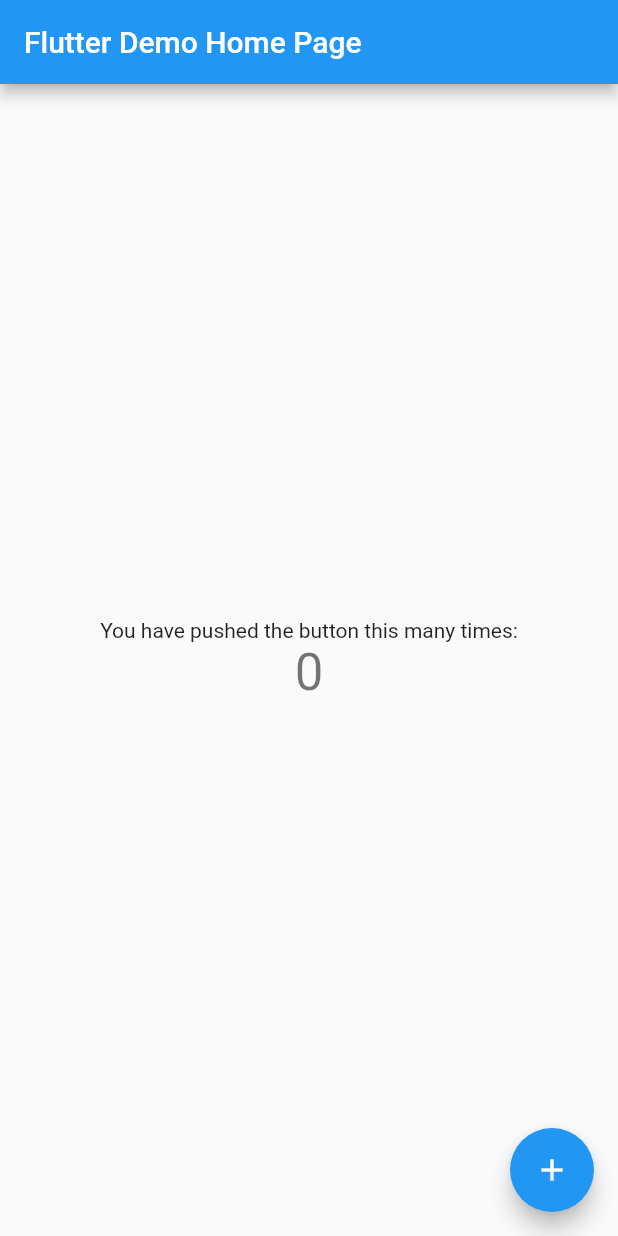
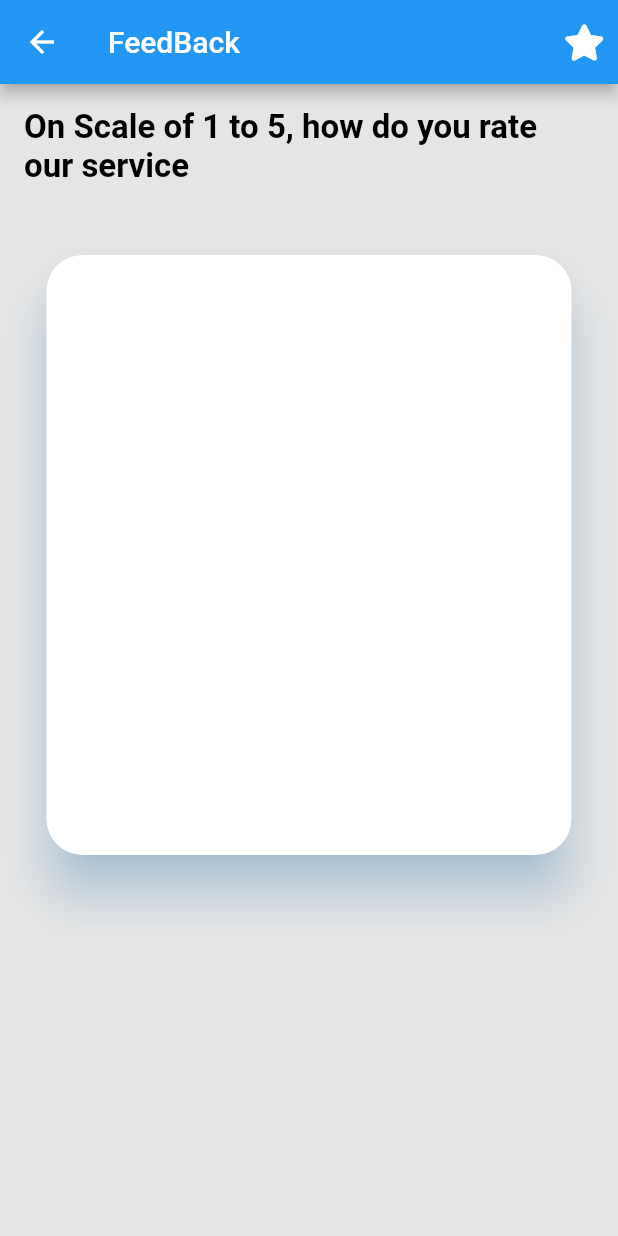
Before and after one commit to vinayakusername/FlutterHealthTechApp, a Flutter app: the screen it shows after launch, on a phone screen of 412 x 824 dp. Run offline on Flutter 3.47's test engine with Material 2 defaults, Android fonts, the phone set to English and light mode, and no system bars; our stand-ins replace font_awesome_flutter.

Commit message:
files Updated

```diff
--- a/lib/main.dart
+++ b/lib/main.dart
@@ -1,4 +1,5 @@
 import 'package:flutter/material.dart';
+import 'package:health_tech_app1/views/widget_HomePage.dart';
 
 void main() => runApp(MyApp());
 
@@ -8,104 +9,11 @@ class MyApp extends StatelessWidget {
   Widget build(BuildContext context) {
     return MaterialApp(
       title: 'Flutter Demo',
+      debugShowCheckedModeBanner: false,
       theme: ThemeData(
-        // This is the theme of your application.
-        //
-        // Try running your application with "flutter run". You'll see the
-        // application has a blue toolbar. Then, without quitting the app, try
-        // changing the primarySwatch below to Colors.green and then invoke
-        // "hot reload" (press "r" in the console where you ran "flutter run",
-        // or simply save your changes to "hot reload" in a Flutter IDE).
-        // Notice that the counter didn't reset back to zero; the application
-        // is not restarted.
         primarySwatch: Colors.blue,
       ),
-      home: MyHomePage(title: 'Flutter Demo Home Page'),
+      home: MyHomePage(),
     );
   }
 }
-
-class MyHomePage extends StatefulWidget {
-  MyHomePage({Key key, this.title}) : super(key: key);
-
-  // This widget is the home page of your application. It is stateful, meaning
-  // that it has a State object (defined below) that contains fields that affect
-  // how it looks.
-
-  // This class is the configuration for the state. It holds the values (in this
-  // case the title) provided by the parent (in this case the App widget) and
-  // used by the build method of the State. Fields in a Widget subclass are
-  // always marked "final".
-
-  final String title;
-
-  @override
-  _MyHomePageState createState() => _MyHomePageState();
-}
-
-class _MyHomePageState extends State<MyHomePage> {
-  int _counter = 0;
-
-  void _incrementCounter() {
-    setState(() {
-      // This call to setState tells the Flutter framework that something has
-      // changed in this State, which causes it to rerun the build method below
-      // so that the display can reflect the updated values. If we changed
-      // _counter without calling setState(), then the build method would not be
-      // called again, and so nothing would appear to happen.
-      _counter++;
-    });
-  }
-
-  @override
-  Widget build(BuildContext context) {
-    // This method is rerun every time setState is called, for instance as done
-    // by the _incrementCounter method above.
-    //
-    // The Flutter framework has been optimized to make rerunning build methods
-    // fast, so that you can just rebuild anything that needs updating rather
-    // than having to individually change instances of widgets.
-    return Scaffold(
-      appBar: AppBar(
-        // Here we take the value from the MyHomePage object that was created by
-        // the App.build method, and use it to set our appbar title.
-        title: Text(widget.title),
-      ),
-      body: Center(
-        // Center is a layout widget. It takes a single child and positions it
-        // in the middle of the parent.
-        child: Column(
-          // Column is also a layout widget. It takes a list of children and
-          // arranges them vertically. By default, it sizes itself to fit its
-          // children horizontally, and tries to be as tall as its parent.
-          //
-          // Invoke "debug painting" (press "p" in the console, choose the
-          // "Toggle Debug Paint" action from the Flutter Inspector in Android
-          // Studio, or the "Toggle Debug Paint" command in Visual Studio Code)
-          // to see the wireframe for each widget.
-          //
-          // Column has various properties to control how it sizes itself and
-          // how it positions its children. Here we use mainAxisAlignment to
-          // center the children vertically; the main axis here is the vertical
-          // axis because Columns are vertical (the cross axis would be
-          // horizontal).
-          mainAxisAlignment: MainAxisAlignment.center,
-          children: <Widget>[
-            Text(
-              'You have pushed the button this many times:',
-            ),
-            Text(
-              '$_counter',
-              style: Theme.of(context).textTheme.display1,
-            ),
-          ],
-        ),
-      ),
-      floatingActionButton: FloatingActionButton(
-        onPressed: _incrementCounter,
-        tooltip: 'Increment',
-        child: Icon(Icons.add),
-      ), // This trailing comma makes auto-formatting nicer for build methods.
-    );
-  }
-}
--- /dev/null
+++ b/lib/views/widget_HomePage.dart
@@ -0,0 +1,79 @@
+import 'package:flutter/material.dart';
+import 'package:font_awesome_flutter/font_awesome_flutter.dart';
+
+class MyHomePage extends StatefulWidget {
+
+
+  @override
+  _MyHomePageState createState() => _MyHomePageState();
+}
+
+class _MyHomePageState extends State<MyHomePage> {
+
+  var myFeedbackText='Could Be Better';
+  var sliderValue = 0.0;
+
+  IconData myFeedBackData = FontAwesomeIcons.sadTear;
+  Color myFeedBackColor = Colors.orange;
+
+  @override
+  Widget build(BuildContext context) {
+
+    return Scaffold(
+
+      appBar: AppBar
+      (
+        leading: IconButton(icon: Icon(Icons.arrow_back), onPressed: (){
+
+        }),
+        title: Text('FeedBack'),
+        actions: <Widget>[
+          IconButton(icon: Icon(FontAwesomeIcons.solidStar), onPressed: (){})
+        ],
+      ),
+
+      body:Container
+      (
+         color: Color(0xffE5E5E5),
+         child: Column
+         (
+           children: <Widget>
+           [
+             Container(
+               child:Padding
+               (
+                 padding: const EdgeInsets.all(16.0),
+                 child: Container(child:Text('On Scale of 1 to 5, how do you rate our service',
+                                style: TextStyle(color: Colors.black,fontSize: 22.0,fontWeight: FontWeight.bold),
+                                ),
+                                ),
+
+               ),
+
+               ),
+
+               SizedBox(height: 30.0,),
+               Container(
+                       child: Align
+                       (
+                         child: Material
+                         (
+                           color: Colors.white,
+                           elevation: 14.0,
+                           borderRadius: BorderRadius.circular(24.0),
+                           shadowColor: Color(0x802196F3),
+                           child: Container
+                           (
+                             width: 350.0,
+                             height: 400,
+                             child: Column(children: <Widget>[],),
+                           ),
+                         ),
+                       ),
+               ),
+           ],
+         ),
+      ),
+    );
+  }
+}
--- a/pubspec.yaml
+++ b/pubspec.yaml
@@ -23,7 +23,7 @@ dependencies:
   # The following adds the Cupertino Icons font to your application.
   # Use with the CupertinoIcons class for iOS style icons.
   cupertino_icons: ^0.1.2
-
+  font_awesome_flutter: ^8.2.0
 dev_dependencies:
   flutter_test:
     sdk: flutter
```
Also changed, not shown: pubspec.lock.
